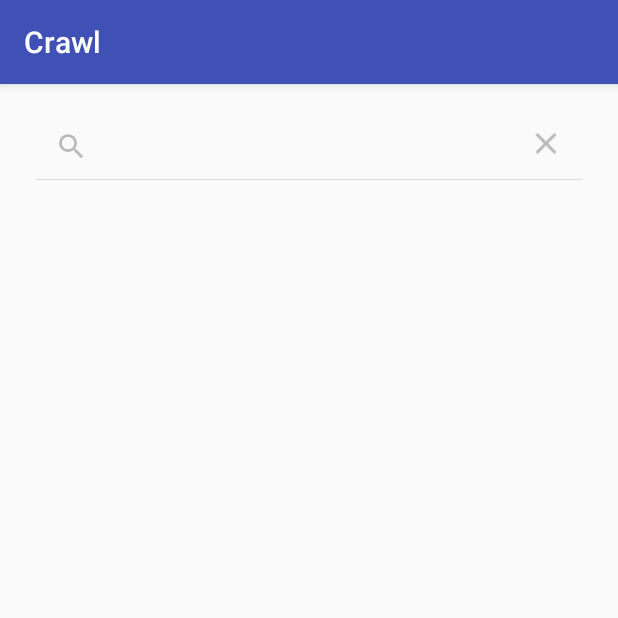
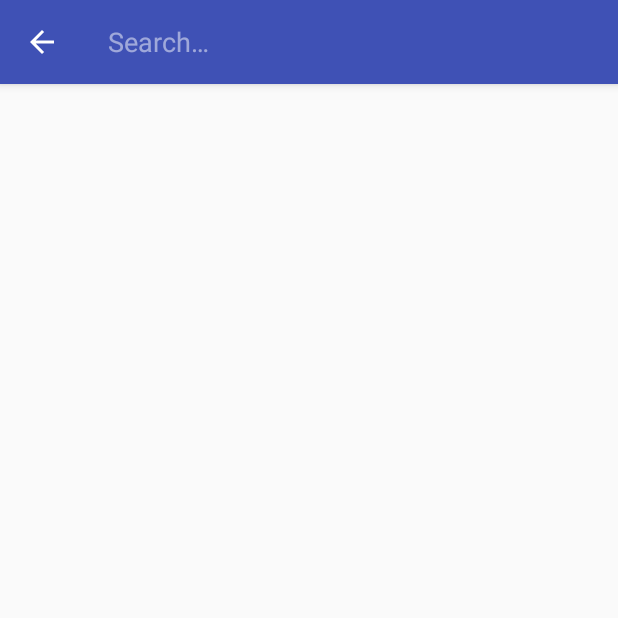
Before and after one commit to apatronl/codeu-final-project-app, an Android app: the screen it shows after launch (MainActivity before the commit, SearchActivity after it), after a tap on "Search", on a phone screen of 412 x 824 dp, the top half of it. Run offline under Robolectric (Android 15) with nearby library versions, the phone set to English and light mode, and no system bars.

Commit message:
Added SearchView

```diff
--- a/Crawl/app/src/main/AndroidManifest.xml
+++ b/Crawl/app/src/main/AndroidManifest.xml
@@ -8,7 +8,7 @@
         android:label="@string/app_name"
         android:supportsRtl="true"
         android:theme="@style/AppTheme">
-        <activity android:name=".MainActivity">
+        <activity android:name=".SearchActivity">
             <intent-filter>
                 <action android:name="android.intent.action.MAIN" />
 
--- a/Crawl/app/src/main/java/com/codeu/team51/crawl/MainActivity.java
+++ /dev/null
@@ -1,13 +0,0 @@
-package com.codeu.team51.crawl;
-
-import android.support.v7.app.AppCompatActivity;
-import android.os.Bundle;
-
-public class MainActivity extends AppCompatActivity {
-
-    @Override
-    protected void onCreate(Bundle savedInstanceState) {
-        super.onCreate(savedInstanceState);
-        setContentView(R.layout.activity_main);
-    }
-}
--- /dev/null
+++ b/Crawl/app/src/main/java/com/codeu/team51/crawl/SearchActivity.java
@@ -0,0 +1,54 @@
+package com.codeu.team51.crawl;
+
+import android.app.SearchManager;
+import android.content.Context;
+import android.support.v4.view.MenuItemCompat;
+import android.support.v7.app.AppCompatActivity;
+import android.os.Bundle;
+import android.util.Log;
+import android.view.Menu;
+import android.view.MenuItem;
+import android.widget.ListView;
+import android.support.v7.widget.SearchView;
+
+public class SearchActivity extends AppCompatActivity {
+
+    private ListView resultsView;
+
+    @Override
+    protected void onCreate(Bundle savedInstanceState) {
+        super.onCreate(savedInstanceState);
+        setContentView(R.layout.activity_main);
+
+        resultsView = (ListView) findViewById(R.id.resultsView);
+    }
+
+    @Override
+    public boolean onCreateOptionsMenu(Menu menu) {
+        getMenuInflater().inflate(R.menu.menu_search, menu);
+        MenuItem searchItem = menu.findItem(R.id.action_search);
+        SearchView searchView = (SearchView) MenuItemCompat.getActionView(searchItem);
+
+        searchView.setOnQueryTextListener(new SearchView.OnQueryTextListener() {
+
+            @Override
+            public boolean onQueryTextSubmit(String query) {
+                Log.d("Crawl", "Search!");
+                return true;
+            }
+
+            @Override
+            public boolean onQueryTextChange(String searchQuery) {
+                return false;
+            }
+        });
+        return super.onCreateOptionsMenu(menu);
+    }
+
+    @Override
+    public boolean onOptionsItemSelected(MenuItem item) {
+        int id = item.getItemId();
+        return id == R.id.action_search || super.onOptionsItemSelected(item);
+    }
+
+}
--- a/Crawl/app/src/main/res/layout/activity_main.xml
+++ b/Crawl/app/src/main/res/layout/activity_main.xml
@@ -3,16 +3,14 @@
     xmlns:tools="http://schemas.android.com/tools"
     android:layout_width="match_parent"
     android:layout_height="match_parent"
-    android:paddingBottom="@dimen/activity_vertical_margin"
-    android:paddingLeft="@dimen/activity_horizontal_margin"
-    android:paddingRight="@dimen/activity_horizontal_margin"
-    android:paddingTop="@dimen/activity_vertical_margin"
-    tools:context="com.codeu.team51.crawl.MainActivity">
+    tools:context=".SearchActivity">
 
-    <SearchView
+    <ListView
+        android:id="@+id/resultsView"
         android:layout_width="match_parent"
-        android:layout_height="wrap_content"
-        android:id="@+id/searchView"
-        android:layout_alignParentTop="true"
-        android:layout_alignParentEnd="true" />
+        android:layout_height="match_parent">
+
+    </ListView>
+
+
 </RelativeLayout>
--- /dev/null
+++ b/Crawl/app/src/main/res/menu/menu_search.xml
@@ -0,0 +1,11 @@
+<menu xmlns:android="http://schemas.android.com/apk/res/android"
+    xmlns:app="http://schemas.android.com/apk/res-auto"
+    xmlns:tools="http://schemas.android.com/tools"
+    tools:context="com.android.nigeriaexams.ui.SettingsFragment">
+    <item android:id="@+id/action_search"
+        android:title="Search"
+        android:icon="@android:drawable/ic_menu_search"
+        app:showAsAction="collapseActionView|always"
+        app:actionViewClass="android.support.v7.widget.SearchView"
+        android:layout_width="wrap_content" />
+</menu>
```
